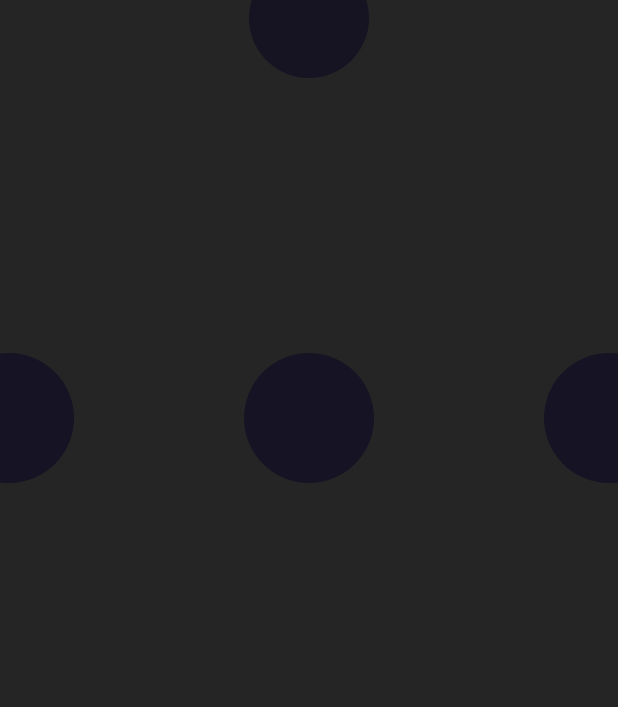
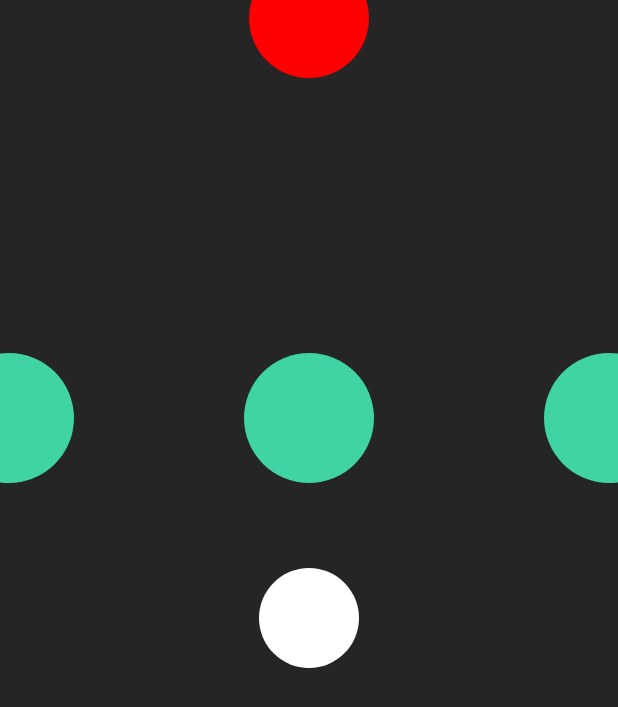
Before and after one commit to Hades595/GroupProject, an Android app: the GameActivity screen opened directly, with no data from a screen before it, on a phone screen of 412 x 824 dp. Shown: the top 707 px of the screen. Run offline under Robolectric (Android 15) with nearby library versions, the phone set to English and light mode, and no system bars.

Commit message:
Implemented Colors

```diff
--- a/app/src/main/java/com/example/groupproject/Ball.java
+++ b/app/src/main/java/com/example/groupproject/Ball.java
@@ -1,5 +1,6 @@
 package com.example.groupproject;
 
+import android.annotation.SuppressLint;
 import android.graphics.Canvas;
 import android.graphics.Color;
 import android.graphics.Paint;
@@ -7,18 +8,29 @@ import android.graphics.Paint;
 public class Ball extends Object{
 
     //Player
-
-    private final int x;
-    private final int y;
+    private int x;
+    private int y;
     private final int radius;
-    private final Paint color = new Paint(Color.BLACK);
+    private Paint color = new Paint();
 
     public Ball(int x, int y, int radius) {
         super(x, y, radius);
         this.x = x;
         this.y = y;
         this.radius = radius;
+        color.setColor(Color.WHITE);
+    }
 
+    @Override
+    public void setX(int x) {
+        this.x = x;
+        super.setX(x);
+    }
+
+    @Override
+    public void setY(int y) {
+        this.y = y;
+        super.setY(y);
     }
 
     public void draw(Canvas canvas){
--- a/app/src/main/java/com/example/groupproject/GameActivity.java
+++ b/app/src/main/java/com/example/groupproject/GameActivity.java
@@ -22,37 +22,55 @@ public class GameActivity extends AppCompatActivity {
     //Implement check collision
     //Implement animation
 
+    //For the scores
     public static int[] scores = new int[3];
 
+    //Constant sizes for the objects
+        //I plan to move them to classes, as they make more sense to be there
     private int ballSize = 50;
     private int targetSize = 60;
     private int obstacleSize = 65;
 
+    //Graphics view to draw upon
     public class GraphicsView extends View {
 
+        //Create a gesture detector
         private final GestureDetector gestureDetector;
 
         String TAG = "TAG_GESTURE";
 
+        //Width and Height of the screen
         private float width = 0;
         private float height = 0;
 
-        private int x;
-        private int y;
-
+        //Declare the obstacles
+            //Later define multiple obstacles for each power up and just call the draw method
         Ball player;
         Obstacles obstacle1;
         Obstacles obstacle2;
         Obstacles obstacle3;
         Target target;
 
+        //Of the player
+        private int x;
+        private int y;
+        //For the animation of the player
+        private float increaseXby = 0;
+        private float increaseYby = 0;
+        //For checking if the ball is inside the walls
+        private float tempx = 0;
+        private float tempy = 0;
+
+
         public GraphicsView(Context context){
             super(context);
+            //Gesture detector
             gestureDetector = new GestureDetector(context, new MyGestureListener());
         }
 
         @Override
         public boolean onTouchEvent(MotionEvent event) {
+            //Whenever user touches the screen
             if(gestureDetector.onTouchEvent(event)){
                 return true;
             }
@@ -60,12 +78,14 @@ public class GameActivity extends AppCompatActivity {
         }
 
         class MyGestureListener extends GestureDetector.SimpleOnGestureListener {
+            //Whenever the user pulls down
             @Override
             public boolean onDown(MotionEvent e) {
                 Log.i("TAG", "onDOWN");
                 return true;
             }
 
+            //Whenever the user flings
             @Override
             public boolean onFling(MotionEvent e1, MotionEvent e2, float velocityX, float velocityY) {
                 Log.i("TAG", "onFling");
@@ -74,20 +94,22 @@ public class GameActivity extends AppCompatActivity {
         }
 
 
+        //When the user lanuches the app
         @Override
         protected void onSizeChanged(int w, int h, int oldw, int oldh) {
             //Get the width and height of the screen
             width = w;
             height = h;
+            //Find the middle
             x = (int) (width/2);
             y = (int) (height/2);
 
+            //Draw the objects
             player = new Ball(x,y+700,ballSize);
             obstacle1 = new Obstacles(x, y-200, obstacleSize, 2);
             obstacle2 = new Obstacles(x+300, y-200, obstacleSize, 2);
             obstacle3 = new Obstacles(x-300, y-200, obstacleSize, 2);
             target = new Target(x, y-600, targetSize);
-
 
             super.onSizeChanged(w, h, oldw, oldh);
         }
@@ -95,7 +117,32 @@ public class GameActivity extends AppCompatActivity {
         @Override
         protected void onDraw(Canvas canvas) {
             super.onDraw(canvas);
+            //Draw the player
             player.draw(canvas);
+
+            //Add the animation
+            x += increaseXby;
+            y += increaseYby;
+            player.setX(x);
+            player.setY(y);
+
+
+            //If the point is between the screen
+            if (!(x > 0 && x < width &&
+                    y > 0 && y < height)){
+                //Set the temp values
+                tempx = increaseXby;
+                tempy = increaseYby;
+                //Stop the ball
+                increaseXby = 0.0f;
+                increaseYby = 0.0f;
+                //Reverse the ball
+                increaseXby -= tempx;
+                increaseYby -= tempy;
+
+
+            }
+
             obstacle1.draw(canvas);
             obstacle2.draw(canvas);
             obstacle3.draw(canvas);
--- a/app/src/main/java/com/example/groupproject/Obstacles.java
+++ b/app/src/main/java/com/example/groupproject/Obstacles.java
@@ -22,7 +22,7 @@ public class Obstacles extends Object {
     private final int y;
     private final int radius;
 
-    private final Paint color = new Paint();
+    private Paint color_default = new Paint();
 
     public Obstacles(int x, int y, int radius, int type){
         super(x,y, radius);
@@ -30,11 +30,13 @@ public class Obstacles extends Object {
         this.y = y;
         this.radius = radius;
         this.type = type;
-        color.setColor(R.color.purple_500);
+        //Setting the default_obstacles color from R.color
+            //Will fix later
+        color_default.setColor(Color.argb(255, 64, 212, 164));
     }
 
     public void draw(Canvas canvas){
-        canvas.drawCircle(x, y, radius, color);
+        canvas.drawCircle(x, y, radius, color_default);
     }
 
 }
--- a/app/src/main/java/com/example/groupproject/Target.java
+++ b/app/src/main/java/com/example/groupproject/Target.java
@@ -13,7 +13,7 @@ public class Target extends Object {
     private final int x;
     private final int y;
     private final int radius;
-    private final Paint color = new Paint();
+    private final Paint color_default = new Paint();
 
     public Target(int x, int y, int radius) {
         super(x, y, radius);
@@ -21,11 +21,11 @@ public class Target extends Object {
         this.y = y;
         this.radius = radius;
 
-        color.setColor(R.color.purple_200);
+        color_default.setColor(Color.argb(255, 255, 000, 000));
     }
 
     public void draw(Canvas canvas){
-        canvas.drawCircle(x, y, radius, color);
+        canvas.drawCircle(x, y, radius, color_default);
     }
 
 
--- a/app/src/main/res/values/colors.xml
+++ b/app/src/main/res/values/colors.xml
@@ -10,4 +10,7 @@
     <color name="black">#FF000000</color>
     <color name="white">#FFFFFFFF</color>
     <color name="default_primary">#FF252525</color>
+    <color name="default_ball">#FFFFFFFF</color>
+    <color name="default_obstacles">#FF40D4A4</color>
+    <color name="default_target">#FFFF0000</color>
 </resources>
```
